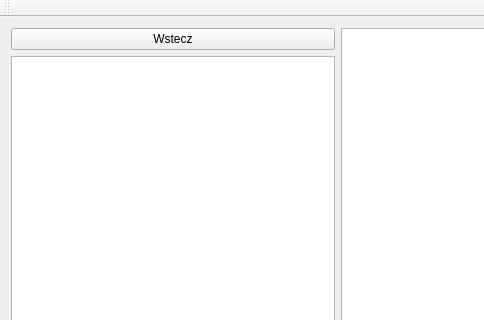
The window that Elka-Drive-Desktop/forms/mainwindow.ui (Wojcik98/Elka-Drive) describes before a commit, drawn with Qt 5; both pictures show x 0 to 484 and y 0 to 320 of the 1000 by 1000 pixel window.
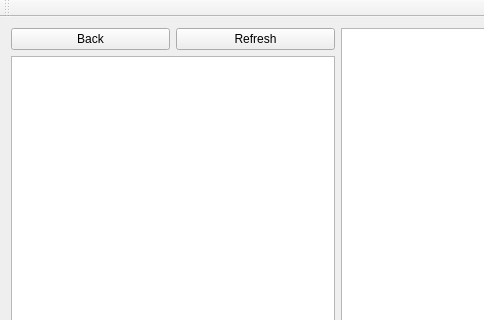
The same window after the commit. Icons and pictures are not drawn.

Commit message: Add refresh button

What changed in the file:
```diff
--- a/Elka-Drive-Desktop/forms/mainwindow.ui
+++ b/Elka-Drive-Desktop/forms/mainwindow.ui
@@ -32,14 +32,30 @@
       <item>
        <layout class="QVBoxLayout" name="verticalLayout">
         <item>
+         <layout class="QHBoxLayout" name="horizontalLayout_3">
+          <item>
          <widget class="QPushButton" name="backButton">
           <property name="text">
-           <string>Wstecz</string>
+             <string>Back</string>
           </property>
           <property name="icon">
-           <iconset theme=":/icons/arrow_back.svg"/>
-          </property>
-         </widget>
+             <iconset theme=":/icons/arrow_back.svg">
+              <normaloff>.</normaloff>.</iconset>
+            </property>
+           </widget>
+          </item>
+          <item>
+           <widget class="QPushButton" name="refreshButton">
+            <property name="text">
+             <string>Refresh</string>
+            </property>
+            <property name="icon">
+             <iconset theme=":/icons/refresh.svg">
+              <normaloff>.</normaloff>.</iconset>
+            </property>
+           </widget>
+          </item>
+         </layout>
         </item>
         <item>
          <widget class="QListView" name="listView_2"/>
```
Lines whose indentation alone changed are shown as unchanged. The commit also changes 7 other files.
